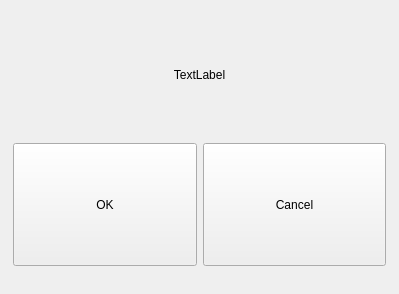
This is epyq/hmidialog.ui in epcpower/st as Qt 5 draws it before an edit. The edited form follows.
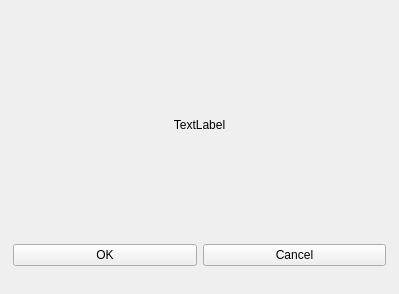
This is the edited form.

Commit message: Specify preferred button dimensions and use preferred size policy

```diff
--- a/epyq/hmidialog.ui
+++ b/epyq/hmidialog.ui
@@ -53,7 +53,7 @@
      <item>
       <widget class="QPushButton" name="ok_button">
        <property name="sizePolicy">
-        <sizepolicy hsizetype="Minimum" vsizetype="MinimumExpanding">
+        <sizepolicy hsizetype="Minimum" vsizetype="Preferred">
          <horstretch>0</horstretch>
          <verstretch>0</verstretch>
         </sizepolicy>
@@ -66,7 +66,7 @@
      <item>
       <widget class="QPushButton" name="cancel_button">
        <property name="sizePolicy">
-        <sizepolicy hsizetype="Minimum" vsizetype="MinimumExpanding">
+        <sizepolicy hsizetype="Minimum" vsizetype="Preferred">
          <horstretch>0</horstretch>
          <verstretch>0</verstretch>
         </sizepolicy>
```
The commit also changes 2 other files.
